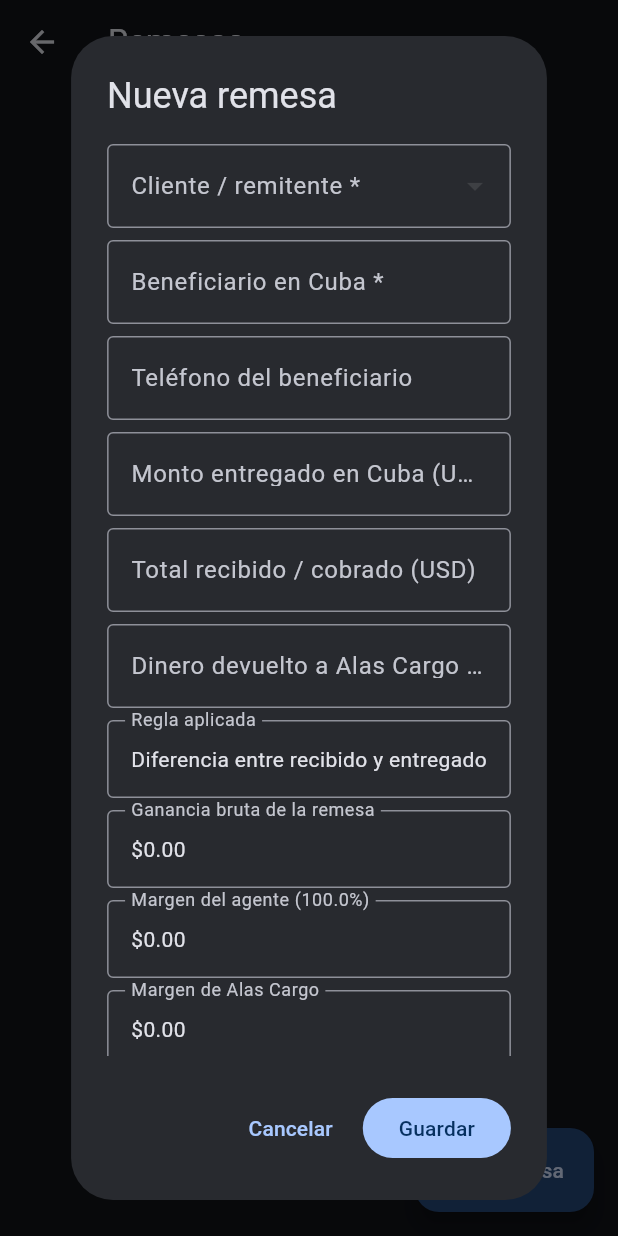
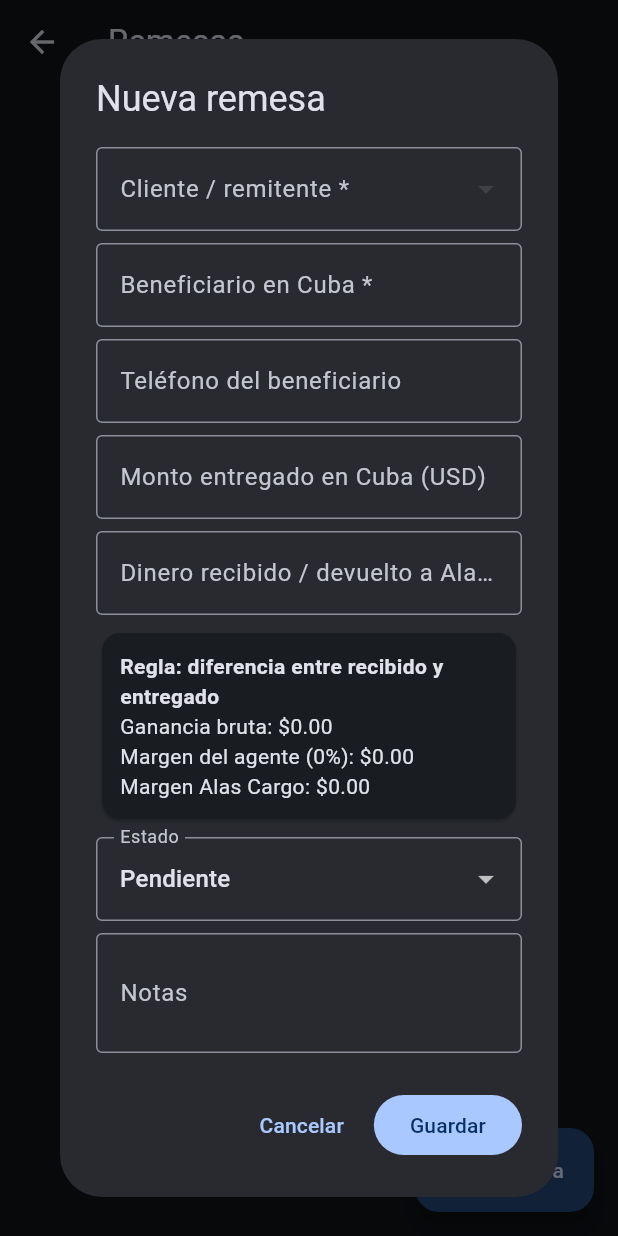
Before and after one commit to angeljo0801/Negocio, a Flutter app: the RemittancesPage screen opened directly, after a tap on "Remesa", on a phone screen of 412 x 824 dp. Run offline on Flutter 3.47's test engine with Material 3 defaults, Android fonts, the light colour scheme and no system bars; our stand-ins replace cross_file, file_picker, flutter_secure_storage, image_picker, pdf, share_plus and 1 more; missing offline and left inert: google_mlkit_text_recognition, mobile_scanner; accounts and stored records are empty.

Commit message:
Añadir reglas configurables de remesas por agente

```diff
--- a/paqueteria_agentes/lib/main.dart
+++ b/paqueteria_agentes/lib/main.dart
@@ -69,6 +69,9 @@ double numv(dynamic v)=>double.tryParse('${v??''}'.replaceAll(',','').replaceAll
 String money(num v)=>'\$${v.toStringAsFixed(2)}';
 String today(){final d=DateTime.now();return '${d.year}-${d.month.toString().padLeft(2,'0')}-${d.day.toString().padLeft(2,'0')}';}
 double remittanceReturned(Map<String,dynamic> e)=>numv(e['returnedToAlasCargo']??e['ownerDue']);
+double remittanceGrossProfit(Map<String,dynamic> e)=>e.containsKey('grossProfit')?numv(e['grossProfit']):remittanceReturned(e)-numv(e['cupAmount']);
+double remittanceAgentProfit(Map<String,dynamic> e)=>e.containsKey('agentMargin')?numv(e['agentMargin']):remittanceGrossProfit(e);
+double remittanceAlasCargoProfit(Map<String,dynamic> e)=>e.containsKey('alasCargoMargin')?numv(e['alasCargoMargin']):0;
 double remittanceGrossProfit(Map<String,dynamic> e){if(e.containsKey('grossProfit'))return numv(e['grossProfit']);return remittanceReturned(e)-numv(e['cupAmount']);}
 double remittanceAgentMargin(Map<String,dynamic> e){if(e.containsKey('agentMargin'))return numv(e['agentMargin']);return remittanceGrossProfit(e);}
 double remittanceAlasMargin(Map<String,dynamic> e){if(e.containsKey('alasCargoMargin'))return numv(e['alasCargoMargin']);return remittanceGrossProfit(e)-remittanceAgentMargin(e);}
@@ -273,30 +276,49 @@ class _RemittancesPageState extends State<RemittancesPage>{
   Future<void>load()async{final r=await Future.wait([Store.list('remittances'),Store.list('clients')]);rows=active(r[0]);clients=active(r[1]);if(mounted)setState((){});}
   Future<void>edit([Map<String,dynamic>?e])async{
     final s=await Store.settings();
-    final threshold=numv(e?['appliedThreshold']??s['remittanceThreshold'])>0?numv(e?['appliedThreshold']??s['remittanceThreshold']):100.0;
-    final flatFee=numv(e?['appliedFlatFee']??s['remittanceFlatFee']);
-    final shareRaw=numv(e?['appliedAgentSharePct']??s['remittanceAgentSharePct']);
-    final sharePct=shareRaw.clamp(0,100).toDouble();
-    String? cid=e?['clientId']?.toString();final beneficiary=TextEditingController(text:'${e?['beneficiary']??''}'),phone=TextEditingController(text:'${e?['beneficiaryPhone']??''}'),clientTotal=TextEditingController(text:'${e?['clientTotal']??''}'),returned=TextEditingController(text:'${e?['returnedToAlasCargo']??e?['ownerDue']??''}'),cup=TextEditingController(text:'${e?['cupAmount']??''}'),notes=TextEditingController(text:'${e?['notes']??''}');String status='${e?['status']??'Pendiente'}';
-    double gross(){final delivered=numv(cup.text);if(delivered<=0)return 0;return delivered<threshold?flatFee:numv(clientTotal.text)-delivered;}
-    double agentMargin()=>gross()*sharePct/100.0;
-    double alasMargin()=>gross()-agentMargin();
-    final ok=await showDialog<bool>(context:context,builder:(_)=>StatefulBuilder(builder:(context,setD)=>AlertDialog(title:Text(e==null?'Nueva remesa':'Editar remesa'),content:SingleChildScrollView(child:Column(mainAxisSize:MainAxisSize.min,children:[
-      DropdownButtonFormField<String>(value:cid,decoration:const InputDecoration(labelText:'Cliente / remitente *'),items:clients.map((c)=>DropdownMenuItem(value:'${c['id']}',child:Text('${c['name']}'))).toList(),onChanged:(v)=>setD(()=>cid=v)),const SizedBox(height:8),
-      TextField(controller:beneficiary,decoration:const InputDecoration(labelText:'Beneficiario en Cuba *')),const SizedBox(height:8),TextField(controller:phone,decoration:const InputDecoration(labelText:'Teléfono del beneficiario')),const SizedBox(height:8),
-      TextField(controller:cup,onChanged:(v){final delivered=numv(v);if(delivered>0&&delivered<threshold){clientTotal.text=(delivered+flatFee).toStringAsFixed(2);}setD((){});},keyboardType:const TextInputType.numberWithOptions(decimal:true),decoration:const InputDecoration(labelText:'Monto entregado en Cuba (USD)')),const SizedBox(height:8),
-      TextField(controller:clientTotal,onChanged:(_)=>setD((){}),keyboardType:const TextInputType.numberWithOptions(decimal:true),decoration:const InputDecoration(labelText:'Total recibido / cobrado (USD)')),const SizedBox(height:8),
-      TextField(controller:returned,onChanged:(_)=>setD((){}),keyboardType:const TextInputType.numberWithOptions(decimal:true),decoration:const InputDecoration(labelText:'Dinero devuelto a Alas Cargo (USD)')),const SizedBox(height:8),
-      InputDecorator(decoration:const InputDecoration(labelText:'Regla aplicada'),child:Text(numv(cup.text)>0&&numv(cup.text)<threshold?'Tarifa fija ${money(flatFee)} por debajo de ${money(threshold)}':'Diferencia entre recibido y entregado')),const SizedBox(height:8),
-      InputDecorator(decoration:const InputDecoration(labelText:'Ganancia bruta de la remesa'),child:Text(money(gross()))),const SizedBox(height:8),
-      InputDecorator(decoration:InputDecoration(labelText:'Margen del agente (${sharePct.toStringAsFixed(1)}%)'),child:Text(money(agentMargin()))),const SizedBox(height:8),
-      InputDecorator(decoration:const InputDecoration(labelText:'Margen de Alas Cargo'),child:Text(money(alasMargin()))),const SizedBox(height:8),
-      DropdownButtonFormField<String>(value:status,decoration:const InputDecoration(labelText:'Estado'),items:['Pendiente','En proceso','Enviada','Entregada','Cancelada'].map((x)=>DropdownMenuItem(value:x,child:Text(x))).toList(),onChanged:(v)=>setD(()=>status=v??status)),const SizedBox(height:8),
-      TextField(controller:notes,maxLines:2,decoration:const InputDecoration(labelText:'Notas')),
-    ])),actions:[TextButton(onPressed:()=>Navigator.pop(context,false),child:const Text('Cancelar')),FilledButton(onPressed:()=>Navigator.pop(context,true),child:const Text('Guardar'))])));
-    if(ok==true&&cid!=null&&beneficiary.text.trim().isNotEmpty){final all=await Store.list('remittances');final item={'id':e?['id']??newId(),'clientId':cid,'beneficiary':beneficiary.text.trim(),'beneficiaryPhone':phone.text.trim(),'clientTotal':numv(clientTotal.text),'returnedToAlasCargo':numv(returned.text),'ownerDue':numv(returned.text),'cupAmount':numv(cup.text),'grossProfit':gross(),'agentMargin':agentMargin(),'alasCargoMargin':alasMargin(),'appliedThreshold':threshold,'appliedFlatFee':flatFee,'appliedAgentSharePct':sharePct,'pricingRule':numv(cup.text)>0&&numv(cup.text)<threshold?'flat':'difference','status':status,'notes':notes.text.trim(),'date':e?['date']??today(),'deleted':false};final i=all.indexWhere((x)=>x['id']==item['id']);if(i>=0)all[i]={...all[i],...item};else all.add(item);await Store.save('remittances',all);load();}
+    final configuredLimit=numv(s['remittanceFixedLimit'])>0?numv(s['remittanceFixedLimit']):100.0;
+    final configuredFee=numv(s['remittanceFixedFee']);
+    final configuredPercent=numv(s['remittanceAgentPercent']).clamp(0,100).toDouble();
+    final limit=e!=null&&e.containsKey('ruleLimit')?numv(e['ruleLimit']):configuredLimit;
+    final fixedFee=e!=null&&e.containsKey('fixedFee')?numv(e['fixedFee']):configuredFee;
+    final agentPercent=e!=null&&e.containsKey('agentPercent')?numv(e['agentPercent']).clamp(0,100).toDouble():configuredPercent;
+    String? cid=e?['clientId']?.toString();
+    final beneficiary=TextEditingController(text:'${e?['beneficiary']??''}'),phone=TextEditingController(text:'${e?['beneficiaryPhone']??''}'),returned=TextEditingController(text:'${e?['returnedToAlasCargo']??e?['ownerDue']??''}'),cup=TextEditingController(text:'${e?['cupAmount']??''}'),notes=TextEditingController(text:'${e?['notes']??''}');
+    String status='${e?['status']??'Pendiente'}';
+    final ok=await showDialog<bool>(context:context,builder:(_)=>StatefulBuilder(builder:(context,setD){
+      final delivered=numv(cup.text);
+      final fixedMode=delivered>0&&delivered<limit;
+      final received=numv(returned.text);
+      final gross=fixedMode?fixedFee:received-delivered;
+      final agentMargin=gross*agentPercent/100;
+      final alasMargin=gross-agentMargin;
+      return AlertDialog(title:Text(e==null?'Nueva remesa':'Editar remesa'),content:SingleChildScrollView(child:Column(mainAxisSize:MainAxisSize.min,children:[
+        DropdownButtonFormField<String>(value:cid,decoration:const InputDecoration(labelText:'Cliente / remitente *'),items:clients.map((c)=>DropdownMenuItem(value:'${c['id']}',child:Text('${c['name']}'))).toList(),onChanged:(v)=>setD(()=>cid=v)),const SizedBox(height:8),
+        TextField(controller:beneficiary,decoration:const InputDecoration(labelText:'Beneficiario en Cuba *')),const SizedBox(height:8),
+        TextField(controller:phone,decoration:const InputDecoration(labelText:'Teléfono del beneficiario')),const SizedBox(height:8),
+        TextField(controller:cup,onChanged:(v){final d=numv(v);if(d>0&&d<limit){returned.text=(d+fixedFee).toStringAsFixed(2);}else if(e==null){returned.clear();}setD((){});},keyboardType:const TextInputType.numberWithOptions(decimal:true),decoration:const InputDecoration(labelText:'Monto entregado en Cuba (USD)')),const SizedBox(height:8),
+        TextField(controller:returned,readOnly:fixedMode,onChanged:(_)=>setD((){}),keyboardType:const TextInputType.numberWithOptions(decimal:true),decoration:InputDecoration(labelText:fixedMode?'Total a cobrar/recibir (automático)':'Dinero recibido / devuelto a Alas Cargo (USD)')),const SizedBox(height:8),
+        Card(child:Padding(padding:const EdgeInsets.all(12),child:Column(crossAxisAlignment:CrossAxisAlignment.start,children:[
+          Text(fixedMode?'Regla: tarifa fija por debajo de ${money(limit)}':'Regla: diferencia entre recibido y entregado',style:const TextStyle(fontWeight:FontWeight.bold)),
+          if(fixedMode)Text('Tarifa fija: ${money(fixedFee)}'),
+          Text('Ganancia bruta: ${money(gross)}'),
+          Text('Margen del agente (${agentPercent.toStringAsFixed(agentPercent%1==0?0:1)}%): ${money(agentMargin)}'),
+          Text('Margen Alas Cargo: ${money(alasMargin)}'),
+        ]))),const SizedBox(height:8),
+        DropdownButtonFormField<String>(value:status,decoration:const InputDecoration(labelText:'Estado'),items:['Pendiente','En proceso','Enviada','Entregada','Cancelada'].map((x)=>DropdownMenuItem(value:x,child:Text(x))).toList(),onChanged:(v)=>setD(()=>status=v??status)),const SizedBox(height:8),
+        TextField(controller:notes,maxLines:2,decoration:const InputDecoration(labelText:'Notas')),
+      ])),actions:[TextButton(onPressed:()=>Navigator.pop(context,false),child:const Text('Cancelar')),FilledButton(onPressed:()=>Navigator.pop(context,true),child:const Text('Guardar'))]);
+    }));
+    if(ok==true&&cid!=null&&beneficiary.text.trim().isNotEmpty){
+      final delivered=numv(cup.text),fixedMode=delivered>0&&delivered<limit;
+      if(fixedMode)returned.text=(delivered+fixedFee).toStringAsFixed(2);
+      final received=numv(returned.text),gross=fixedMode?fixedFee:received-delivered,agentMargin=gross*agentPercent/100,alasMargin=gross-agentMargin;
+      final all=await Store.list('remittances');
+      final item={'id':e?['id']??newId(),'clientId':cid,'beneficiary':beneficiary.text.trim(),'beneficiaryPhone':phone.text.trim(),'clientTotal':received,'returnedToAlasCargo':received,'ownerDue':received,'cupAmount':delivered,'grossProfit':gross,'agentMargin':agentMargin,'alasCargoMargin':alasMargin,'agentPercent':agentPercent,'ruleLimit':limit,'fixedFee':fixedFee,'ruleType':fixedMode?'fixed':'difference','status':status,'notes':notes.text.trim(),'date':e?['date']??today(),'deleted':false};
+      final i=all.indexWhere((x)=>x['id']==item['id']);if(i>=0)all[i]={...all[i],...item};else all.add(item);await Store.save('remittances',all);load();
+    }
   }
-  @override Widget build(BuildContext context)=>Scaffold(appBar:AppBar(title:const Text('Remesas')),body:rows.isEmpty?const Center(child:Text('No hay remesas.')):ListView.builder(itemCount:rows.length,itemBuilder:(_,i){final e=rows[i];return ListTile(leading:const Icon(Icons.send),title:Text('${clientName(clients,'${e['clientId']}')} → ${e['beneficiary']}'),subtitle:Text('Recibido: ${money(numv(e['clientTotal']))} · Cuba: ${money(numv(e['cupAmount']))}\nMargen agente: ${money(remittanceAgentMargin(e))} · ${e['status']}'),isThreeLine:true,onTap:()=>edit(e),trailing:IconButton(icon:const Icon(Icons.delete_outline),onPressed:()async{if(await confirmDelete(context)){await softDelete('remittances','${e['id']}');load();}}));}),floatingActionButton:FloatingActionButton.extended(onPressed:()=>edit(),icon:const Icon(Icons.add),label:const Text('Remesa')));
+  @override Widget build(BuildContext context)=>Scaffold(appBar:AppBar(title:const Text('Remesas')),body:rows.isEmpty?const Center(child:Text('No hay remesas.')):ListView.builder(itemCount:rows.length,itemBuilder:(_,i){final e=rows[i];return ListTile(leading:const Icon(Icons.send),title:Text('${clientName(clients,'${e['clientId']}')} → ${e['beneficiary']}'),subtitle:Text('Recibido: ${money(remittanceReturned(e))} · Cuba: ${money(numv(e['cupAmount']))}\nAgente: ${money(remittanceAgentProfit(e))} · Alas Cargo: ${money(remittanceAlasCargoProfit(e))} · ${e['status']}'),isThreeLine:true,onTap:()=>edit(e),trailing:IconButton(icon:const Icon(Icons.delete_outline),onPressed:()async{if(await confirmDelete(context)){await softDelete('remittances','${e['id']}');load();}}));}),floatingActionButton:FloatingActionButton.extended(onPressed:()=>edit(),icon:const Icon(Icons.add),label:const Text('Remesa')));
 }
 
 class SettlementsPage extends StatefulWidget{const SettlementsPage({super.key});@override State<SettlementsPage> createState()=>_SettlementsPageState();}
@@ -336,19 +358,22 @@ class _ReportPageState extends State<ReportPage>{
 
 class SettingsPage extends StatefulWidget{const SettingsPage({super.key});@override State<SettingsPage> createState()=>_SettingsPageState();}
 class _SettingsPageState extends State<SettingsPage>{
-  final name=TextEditingController(),phone=TextEditingController(),rate=TextEditingController(),remitThreshold=TextEditingController(),remitFlatFee=TextEditingController(),remitShare=TextEditingController();bool loading=true;
-  @override void initState(){super.initState();load();}Future<void>load()async{final s=await Store.settings();name.text='${s['agentName']}';phone.text='${s['phone']}';rate.text='${s['defaultClientRate']}';remitThreshold.text='${s['remittanceThreshold']??100.0}';remitFlatFee.text='${s['remittanceFlatFee']??10.0}';remitShare.text='${s['remittanceAgentSharePct']??100.0}';if(mounted)setState(()=>loading=false);}
-  Future<void>save()async{final s=await Store.settings();s['agentName']=name.text.trim();s['phone']=phone.text.trim();s['defaultClientRate']=numv(rate.text);s['remittanceThreshold']=numv(remitThreshold.text)>0?numv(remitThreshold.text):100.0;s['remittanceFlatFee']=numv(remitFlatFee.text);s['remittanceAgentSharePct']=numv(remitShare.text).clamp(0,100).toDouble();await Store.saveSettings(s);if(mounted)ScaffoldMessenger.of(context).showSnackBar(const SnackBar(content:Text('Configuración guardada.')));}
-  @override Widget build(BuildContext context){if(loading)return const Scaffold(body:Center(child:CircularProgressIndicator()));return Scaffold(appBar:AppBar(title:const Text('Perfil del agente')),body:ListView(padding:const EdgeInsets.all(16),children:[
-    TextField(controller:name,decoration:const InputDecoration(labelText:'Nombre del agente')),const SizedBox(height:12),TextField(controller:phone,decoration:const InputDecoration(labelText:'Teléfono')),const SizedBox(height:12),
+  final name=TextEditingController(),phone=TextEditingController(),rate=TextEditingController(),remLimit=TextEditingController(),remFee=TextEditingController(),remPercent=TextEditingController();bool loading=true;
+  @override void initState(){super.initState();load();}
+  Future<void>load()async{final s=await Store.settings();name.text='${s['agentName']}';phone.text='${s['phone']}';rate.text='${s['defaultClientRate']}';remLimit.text='${s['remittanceFixedLimit']}';remFee.text='${s['remittanceFixedFee']}';remPercent.text='${s['remittanceAgentPercent']}';if(mounted)setState(()=>loading=false);}
+  Future<void>save()async{final s=await Store.settings();s['agentName']=name.text.trim();s['phone']=phone.text.trim();s['defaultClientRate']=numv(rate.text);s['remittanceFixedLimit']=numv(remLimit.text)>0?numv(remLimit.text):100.0;s['remittanceFixedFee']=numv(remFee.text);s['remittanceAgentPercent']=numv(remPercent.text).clamp(0,100).toDouble();await Store.saveSettings(s);if(mounted)ScaffoldMessenger.of(context).showSnackBar(const SnackBar(content:Text('Configuración guardada.')));}
+  @override Widget build(BuildContext context){if(loading)return const Scaffold(body:Center(child:CircularProgressIndicator()));return Scaffold(appBar:AppBar(title:const Text('Perfil y tarifas')),body:ListView(padding:const EdgeInsets.all(16),children:[
+    TextField(controller:name,decoration:const InputDecoration(labelText:'Nombre del agente')),const SizedBox(height:12),
+    TextField(controller:phone,decoration:const InputDecoration(labelText:'Teléfono')),const SizedBox(height:12),
     TextField(controller:rate,keyboardType:const TextInputType.numberWithOptions(decimal:true),decoration:const InputDecoration(labelText:'Tarifa predeterminada que cobras a tus clientes por lb')),const SizedBox(height:12),
     InputDecorator(decoration:const InputDecoration(labelText:'Tarifa fija para Alas Cargo'),child:Text('${money(alasCargoRatePerLb)} / lb')),const SizedBox(height:8),
-    const Text('La tarifa de Alas Cargo no se descuenta de tu tarifa: se calcula por separado. Si cobras más de \$5/lb, la diferencia queda como margen del agente.'),const SizedBox(height:18),
-    Text('Ajustes de remesas',style:Theme.of(context).textTheme.titleMedium?.copyWith(fontWeight:FontWeight.bold)),const SizedBox(height:10),
-    TextField(controller:remitThreshold,keyboardType:const TextInputType.numberWithOptions(decimal:true),decoration:const InputDecoration(labelText:'Límite para tarifa fija (USD)')),const SizedBox(height:10),
-    TextField(controller:remitFlatFee,keyboardType:const TextInputType.numberWithOptions(decimal:true),decoration:const InputDecoration(labelText:'Tarifa fija por debajo del límite (USD)')),const SizedBox(height:10),
-    TextField(controller:remitShare,keyboardType:const TextInputType.numberWithOptions(decimal:true),decoration:const InputDecoration(labelText:'Porcentaje de ganancia para el agente (%)')),const SizedBox(height:8),
-    const Text('Por debajo del límite se usa la tarifa fija. Desde el límite en adelante, la ganancia bruta es recibido menos entregado en Cuba. Luego esa ganancia se reparte según el porcentaje del agente.'),const SizedBox(height:18),
+    const Text('Si cobras más de \\$5/lb, la diferencia queda como margen del agente.'),const SizedBox(height:20),const Divider(),
+    Text('Ajustes de remesas',style:Theme.of(context).textTheme.titleMedium?.copyWith(fontWeight:FontWeight.bold)),const SizedBox(height:8),
+    const Text('Estas reglas se aplican automáticamente al crear nuevas remesas.'),const SizedBox(height:12),
+    TextField(controller:remLimit,keyboardType:const TextInputType.numberWithOptions(decimal:true),decoration:const InputDecoration(labelText:'Aplicar tarifa fija por debajo de (USD)')),const SizedBox(height:12),
+    TextField(controller:remFee,keyboardType:const TextInputType.numberWithOptions(decimal:true),decoration:const InputDecoration(labelText:'Tarifa fija por debajo del límite (USD)')),const SizedBox(height:12),
+    TextField(controller:remPercent,keyboardType:const TextInputType.numberWithOptions(decimal:true),decoration:const InputDecoration(labelText:'Porcentaje de la ganancia para el agente (%)')),const SizedBox(height:8),
+    const Text('Ejemplo: 100% = toda la ganancia para el agente. 50% = mitad para el agente y mitad para Alas Cargo.'),const SizedBox(height:18),
     FilledButton.icon(onPressed:save,icon:const Icon(Icons.save),label:const Text('Guardar')),
   ]));}
 }
```
